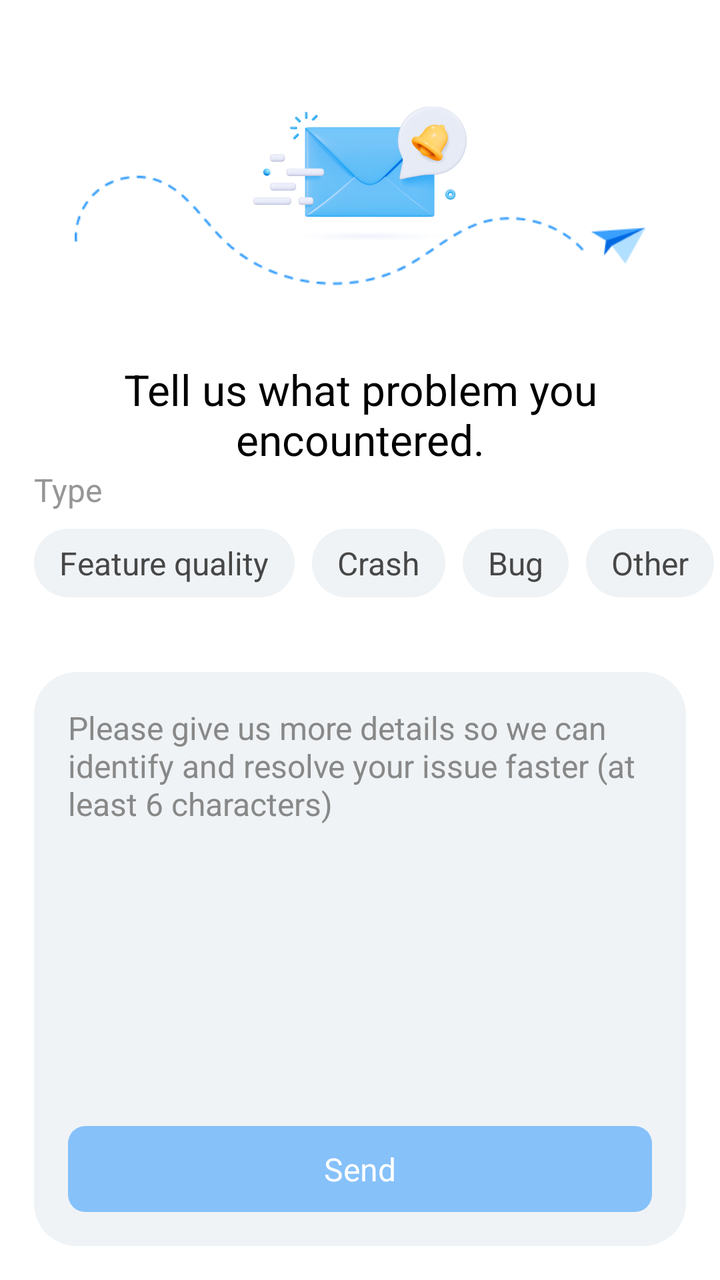
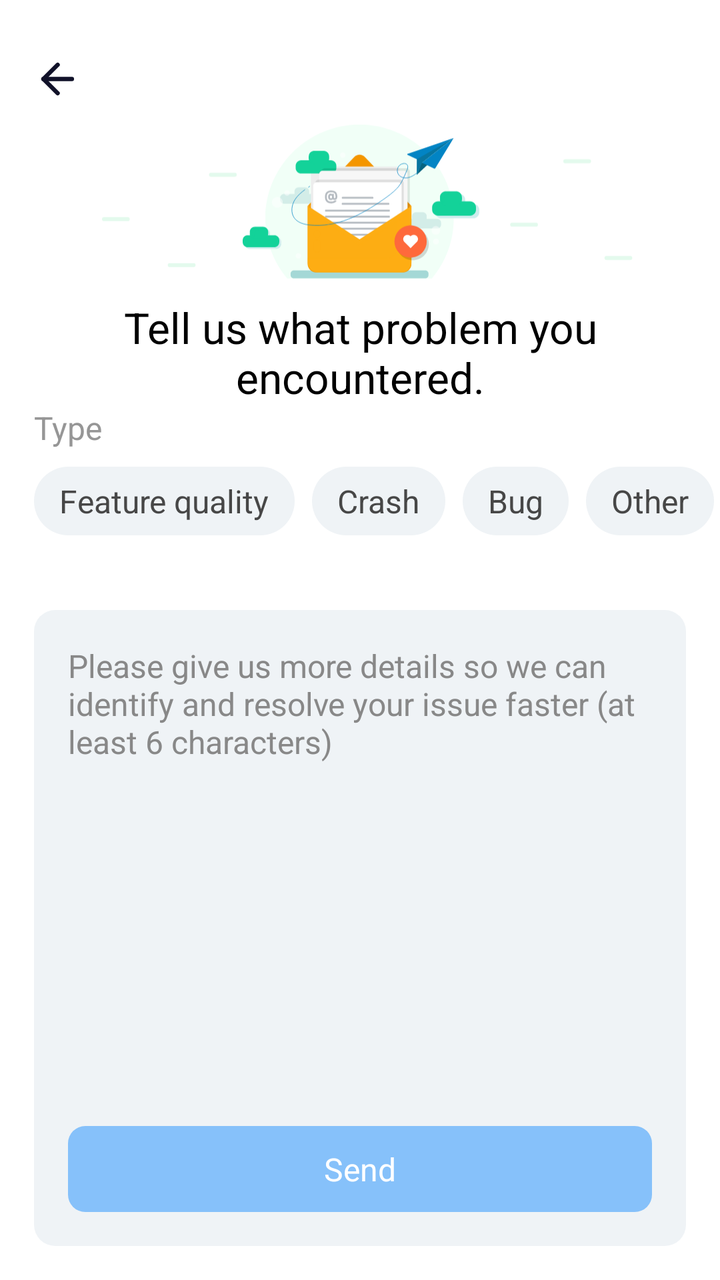

Compare the two renders of this Android layout. The source of the first and the diff that turns it into the second are given below.
<!-- AndroidManifest.xml: application theme Theme.SuperVPN.Splash -->
<!-- res/layout/dialog_rate_feedback.xml -->
<?xml version="1.0" encoding="utf-8"?>
<androidx.constraintlayout.widget.ConstraintLayout xmlns:android="http://schemas.android.com/apk/res/android"
    xmlns:app="http://schemas.android.com/apk/res-auto"
    android:layout_width="match_parent"
    android:layout_height="match_parent"
    android:background="#FFFFFF">

    <androidx.appcompat.widget.AppCompatImageView
        android:id="@+id/ivBack"
        android:layout_width="@dimen/size24"
        android:layout_height="@dimen/size24"
        android:layout_marginLeft="@dimen/size15"
        android:layout_marginTop="@dimen/size25"
        android:src="@drawable/ic_arrow_left"
        app:layout_constraintStart_toStartOf="parent"
        app:layout_constraintTop_toTopOf="parent" />

    <androidx.appcompat.widget.AppCompatImageView
        android:id="@+id/banner"
        android:layout_width="@dimen/size100"
        android:layout_height="@dimen/size65"
        android:src="@drawable/mail"
        app:layout_constraintEnd_toEndOf="parent"
        app:layout_constraintStart_toStartOf="parent"
        app:layout_constraintTop_toBottomOf="@id/ivBack" />

    <androidx.appcompat.widget.AppCompatImageView
        android:id="@+id/banner2"
        android:layout_width="match_parent"
        android:layout_height="wrap_content"
        android:layout_marginHorizontal="@dimen/size35"
        android:src="@drawable/plane"
        app:layout_constraintEnd_toEndOf="parent"
        app:layout_constraintStart_toStartOf="parent"
        app:layout_constraintTop_toBottomOf="@id/ivBack" />

    <androidx.appcompat.widget.AppCompatTextView
        android:id="@+id/tvTitle"
        android:layout_width="match_parent"
        android:layout_height="wrap_content"
        android:layout_marginHorizontal="@dimen/size20"
        android:gravity="center"
        android:text="@string/text_feedback_problem"
        android:textSize="@dimen/size20"
        app:layout_constraintStart_toStartOf="parent"
        app:layout_constraintTop_toBottomOf="@id/banner2" />

    <androidx.appcompat.widget.AppCompatTextView
        android:id="@+id/tvType"
        android:layout_width="match_parent"
        android:layout_height="wrap_content"
        android:layout_marginHorizontal="@dimen/size16"
        android:text="@string/text_type"
        android:textColor="#969696"
        android:textFontWeight="400"
        android:textSize="@dimen/size15"
        app:layout_constraintStart_toStartOf="parent"
        app:layout_constraintTop_toBottomOf="@id/tvTitle" />

    <androidx.appcompat.widget.LinearLayoutCompat
        android:id="@+id/lnType"
        android:layout_width="wrap_content"
        android:layout_height="wrap_content"
        android:layout_marginHorizontal="@dimen/size16"
        android:layout_marginTop="@dimen/size8"
        android:orientation="horizontal"
        app:layout_constraintStart_toStartOf="parent"
        app:layout_constraintTop_toBottomOf="@id/tvType">

        <androidx.appcompat.widget.AppCompatTextView
            android:id="@+id/tvFeature"
            android:layout_width="wrap_content"
            android:layout_height="wrap_content"
            android:background="@drawable/bg_type_feedback_button"
            android:paddingHorizontal="@dimen/size12"
            android:paddingVertical="@dimen/size6"
            android:text="@string/text_type_feature"
            android:textColor="#474747"
            android:textFontWeight="400"
            android:textSize="@dimen/size15"
            app:layout_constraintStart_toStartOf="parent"
            app:layout_constraintTop_toBottomOf="@id/tvTitle" />

        <androidx.appcompat.widget.AppCompatTextView
            android:id="@+id/tvCrash"
            android:layout_width="wrap_content"
            android:layout_height="wrap_content"
            android:layout_marginLeft="@dimen/size8"
            android:background="@drawable/bg_type_feedback_button"
            android:paddingHorizontal="@dimen/size12"
            android:paddingVertical="@dimen/size6"
            android:text="@string/text_type_crash"
            android:textColor="#474747"
            android:textFontWeight="400"
            android:textSize="@dimen/size15"
            app:layout_constraintStart_toStartOf="parent"
            app:layout_constraintTop_toBottomOf="@id/tvTitle" />

        <androidx.appcompat.widget.AppCompatTextView
            android:id="@+id/tvBug"
            android:layout_width="wrap_content"
            android:layout_height="wrap_content"
            android:layout_marginLeft="@dimen/size8"
            android:background="@drawable/bg_type_feedback_button"
            android:paddingHorizontal="@dimen/size12"
            android:paddingVertical="@dimen/size6"
            android:text="@string/text_type_bug"
            android:textColor="#474747"
            android:textFontWeight="400"
            android:textSize="@dimen/size15"
            app:layout_constraintStart_toStartOf="parent"
            app:layout_constraintTop_toBottomOf="@id/tvTitle" />

        <androidx.appcompat.widget.AppCompatTextView
            android:id="@+id/tvOther"
            android:layout_width="wrap_content"
            android:layout_height="wrap_content"
            android:layout_marginLeft="@dimen/size8"
            android:background="@drawable/bg_type_feedback_button"
            android:paddingHorizontal="@dimen/size12"
            android:paddingVertical="@dimen/size6"
            android:text="@string/text_type_other"
            android:textColor="#474747"
            android:textFontWeight="400"
            android:textSize="@dimen/size15"
            app:layout_constraintStart_toStartOf="parent"
            app:layout_constraintTop_toBottomOf="@id/tvTitle" />
    </androidx.appcompat.widget.LinearLayoutCompat>

    <androidx.appcompat.widget.AppCompatEditText
        android:id="@+id/tvContent"
        android:layout_width="match_parent"
        android:padding="@dimen/size16"
        android:layout_height="0dp"
        android:background="@drawable/bg_editor_feedback"
        android:layout_marginTop="@dimen/size35"
        android:layout_marginHorizontal="@dimen/size16"
        android:layout_marginBottom="@dimen/size16"
        android:hint="@string/text_feedback_hint"
        android:textColorHint="#888888"
        android:textColor="#474747"
        android:textFontWeight="400"
        android:textSize="@dimen/size15"
        android:gravity="top|left"
        app:layout_constraintStart_toStartOf="parent"
        app:layout_constraintBottom_toBottomOf="parent"
        app:layout_constraintTop_toBottomOf="@id/lnType" />

    <androidx.appcompat.widget.AppCompatTextView
        android:id="@+id/tvSend"
        android:layout_width="0dp"
        android:layout_height="wrap_content"
        android:layout_marginHorizontal="@dimen/size16"
        android:layout_marginBottom="@dimen/size16"
        android:paddingVertical="@dimen/size10"
        android:text="@string/text_send"
        android:textColor="#FFFFFF"
        android:textFontWeight="400"
        android:textSize="@dimen/size15"
        android:background="@drawable/bg_button_rate"
        android:gravity="center"
        app:layout_constraintStart_toStartOf="@id/tvContent"
        app:layout_constraintEnd_toEndOf="@id/tvContent"
        app:layout_constraintBottom_toBottomOf="@id/tvContent" />

</androidx.constraintlayout.widget.ConstraintLayout>
<!-- resources referenced by this layout -->
<resources>
  <dimen name="size10">10.6667dp</dimen>
  <dimen name="size100">106.6667dp</dimen>
  <dimen name="size12">12.8dp</dimen>
  <dimen name="size15">16dp</dimen>
  <dimen name="size16">17.0667dp</dimen>
  <dimen name="size20">21.3333dp</dimen>
  <dimen name="size24">25.6dp</dimen>
  <dimen name="size25">26.6667dp</dimen>
  <dimen name="size35">37.3333dp</dimen>
  <dimen name="size6">6.4dp</dimen>
  <dimen name="size65">69.3333dp</dimen>
  <dimen name="size8">8.5333dp</dimen>
  <!-- drawable bg_button_rate (drawable) -->
  <selector xmlns:android="http://schemas.android.com/apk/res/android">
      <item android:state_selected="true">
          <shape android:shape="rectangle">
              <solid android:color="#1E90FF" />
              <corners android:radius="@dimen/size8" />
          </shape>
      </item>
      <item android:state_selected="false">
          <shape android:shape="rectangle">
              <solid android:color="#801E90FF" />
              <corners android:radius="@dimen/size8" />
          </shape>
      </item>
      <item android:state_selected="true">
          <shape android:shape="rectangle">
              <solid android:color="#801E90FF" />
              <corners android:radius="@dimen/size8" />
          </shape>
      </item>
  </selector>
  <!-- drawable bg_editor_feedback (drawable) -->
  <?xml version="1.0" encoding="utf-8"?>
  <shape android:shape="rectangle" xmlns:android="http://schemas.android.com/apk/res/android">
      <solid android:color="#EFF3F6"/>
      <corners android:radius="@dimen/size20"/>
  </shape>
  <!-- drawable ic_arrow_left (drawable) -->
  <vector xmlns:android="http://schemas.android.com/apk/res/android"
      android:width="24dp"
      android:height="24dp"
      android:viewportWidth="24"
      android:viewportHeight="24">
    <path
        android:pathData="M15,18L9,12L15,6"
        android:strokeLineJoin="round"
        android:strokeWidth="2"
        android:fillColor="#00000000"
        android:strokeColor="#ffffff"
        android:strokeLineCap="round"/>
  </vector>
  <!-- drawable mail: png bitmap (drawable, 64668 bytes) -->
  <!-- drawable plane: png bitmap (drawable, 4722 bytes) -->
  <string name="text_feedback_hint">Please give us more details so we can identify and resolve your issue faster (at least 6 characters)</string>
  <string name="text_feedback_problem">Tell us what problem you encountered.</string>
  <string name="text_send">Send</string>
  <string name="text_type">Type</string>
  <string name="text_type_bug">Bug</string>
  <string name="text_type_crash">Crash</string>
  <string name="text_type_feature">Feature quality</string>
  <string name="text_type_other">Other</string>
  <style name="Theme.SuperVPN.Splash" parent="Theme.SplashScreen">
          <item name="windowSplashScreenBackground">@color/backgroundColor</item>
          <item name="windowSplashScreenAnimatedIcon">@mipmap/ic_launcher_round</item>
          <item name="windowSplashScreenAnimationDuration">200</item>
  
          <item name="windowActionBar">false</item>
          <item name="windowNoTitle">true</item>
  
          <item name="android:windowActionBar">false</item>
          <item name="android:windowNoTitle">true</item>
  
          <item name="android:windowBackground">@color/backgroundColor</item>
          <item name="android:statusBarColor">@color/backgroundColor</item>
      </style>
  <dimen name="size300">320dp</dimen>
  <color name="backgroundColor">#02091A</color>
  <!-- unchanged entries left out for length: 1 -->
</resources>

<!-- the commit's change to res/layout/dialog_rate_feedback.xml (unified diff, before → after) -->
@@ -11,18 +11,9 @@
         android:layout_height="@dimen/size24"
         android:layout_marginLeft="@dimen/size15"
         android:layout_marginTop="@dimen/size25"
-        android:src="@drawable/ic_arrow_left"
+        android:src="@drawable/arrow_left_black"
         app:layout_constraintStart_toStartOf="parent"
         app:layout_constraintTop_toTopOf="parent" />
-
-    <androidx.appcompat.widget.AppCompatImageView
-        android:id="@+id/banner"
-        android:layout_width="@dimen/size100"
-        android:layout_height="@dimen/size65"
-        android:src="@drawable/mail"
-        app:layout_constraintEnd_toEndOf="parent"
-        app:layout_constraintStart_toStartOf="parent"
-        app:layout_constraintTop_toBottomOf="@id/ivBack" />
 
     <androidx.appcompat.widget.AppCompatImageView
         android:id="@+id/banner2"
<!-- resource entries referenced after the edit -->
@@ -1,7 +1,6 @@
 <!-- resources referenced by this layout -->
 <resources>
   <dimen name="size10">10.6667dp</dimen>
-  <dimen name="size100">106.6667dp</dimen>
   <dimen name="size12">12.8dp</dimen>
   <dimen name="size15">16dp</dimen>
   <dimen name="size16">17.0667dp</dimen>
@@ -10,8 +9,28 @@
   <dimen name="size25">26.6667dp</dimen>
   <dimen name="size35">37.3333dp</dimen>
   <dimen name="size6">6.4dp</dimen>
-  <dimen name="size65">69.3333dp</dimen>
   <dimen name="size8">8.5333dp</dimen>
+  <!-- drawable arrow_left_black (drawable) -->
+  <vector xmlns:android="http://schemas.android.com/apk/res/android"
+      android:width="21dp"
+      android:height="20dp"
+      android:viewportWidth="21"
+      android:viewportHeight="20">
+    <path
+        android:pathData="M16.334,10H4.667"
+        android:strokeLineJoin="round"
+        android:strokeWidth="1.75"
+        android:fillColor="#00000000"
+        android:strokeColor="#111229"
+        android:strokeLineCap="round"/>
+    <path
+        android:pathData="M10.5,15.834L4.667,10L10.5,4.167"
+        android:strokeLineJoin="round"
+        android:strokeWidth="1.75"
+        android:fillColor="#00000000"
+        android:strokeColor="#111229"
+        android:strokeLineCap="round"/>
+  </vector>
   <!-- drawable bg_button_rate (drawable) -->
   <selector xmlns:android="http://schemas.android.com/apk/res/android">
       <item android:state_selected="true">
@@ -37,24 +56,9 @@
   <?xml version="1.0" encoding="utf-8"?>
   <shape android:shape="rectangle" xmlns:android="http://schemas.android.com/apk/res/android">
       <solid android:color="#EFF3F6"/>
-      <corners android:radius="@dimen/size20"/>
+      <corners android:radius="@dimen/size10"/>
   </shape>
-  <!-- drawable ic_arrow_left (drawable) -->
-  <vector xmlns:android="http://schemas.android.com/apk/res/android"
-      android:width="24dp"
-      android:height="24dp"
-      android:viewportWidth="24"
-      android:viewportHeight="24">
-    <path
-        android:pathData="M15,18L9,12L15,6"
-        android:strokeLineJoin="round"
-        android:strokeWidth="2"
-        android:fillColor="#00000000"
-        android:strokeColor="#ffffff"
-        android:strokeLineCap="round"/>
-  </vector>
-  <!-- drawable mail: png bitmap (drawable, 64668 bytes) -->
-  <!-- drawable plane: png bitmap (drawable, 4722 bytes) -->
+  <!-- drawable plane: vector/xml drawable (drawable, 23009 chars, omitted) -->
   <string name="text_feedback_hint">Please give us more details so we can identify and resolve your issue faster (at least 6 characters)</string>
   <string name="text_feedback_problem">Tell us what problem you encountered.</string>
   <string name="text_send">Send</string>
